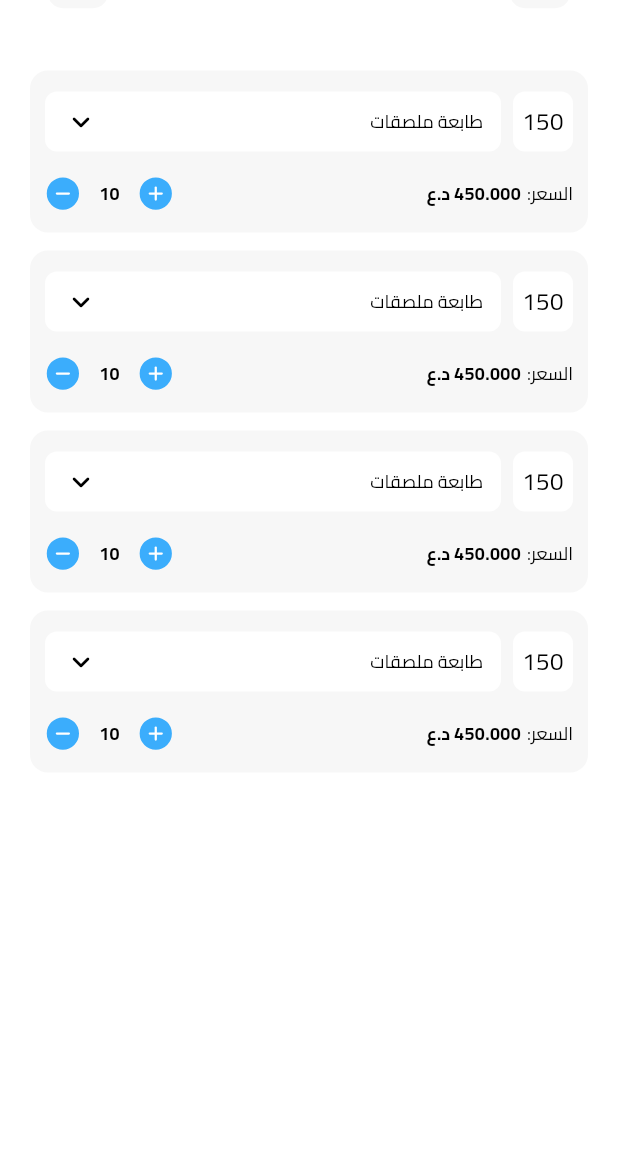
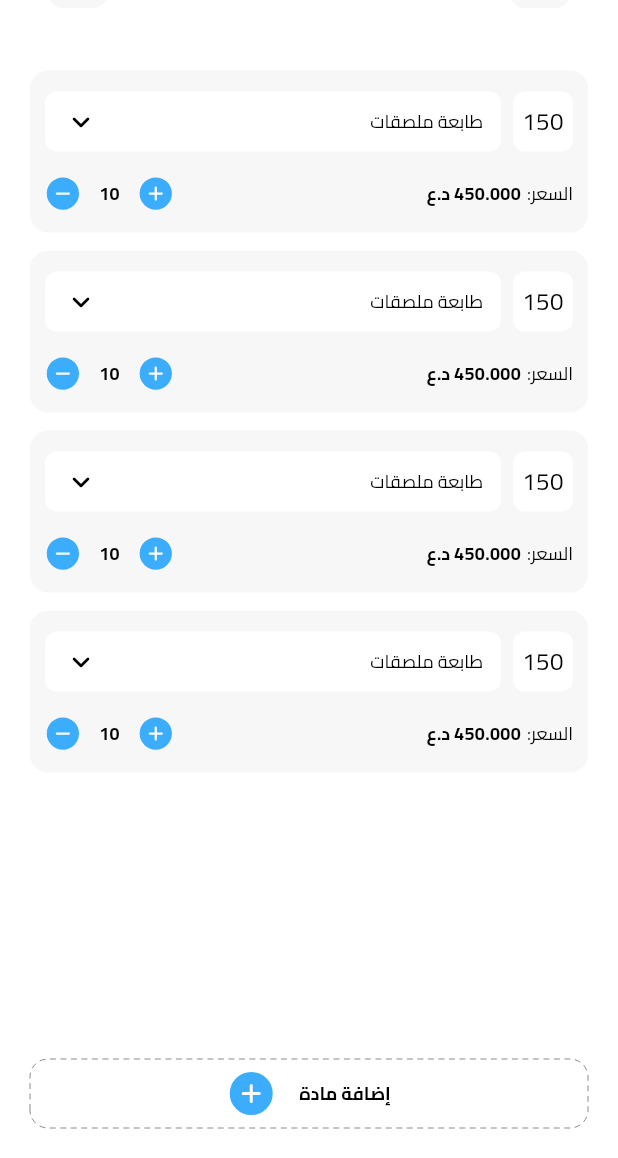
Before and after one commit to ibrahimresh/test_app, a Flutter app: the AddInvoiceItemsScreen screen opened by its route, on a phone screen of 412 x 824 dp, the part 78-1236 px from its top. Run offline on Flutter 3.47's test engine with Material 3 defaults, Android fonts, the phone set to English and light mode, and no system bars; drawn by our look-alikes of dotted_border, flutter_slidable; our stand-ins replace carousel_slider, dio, easy_localization, flutter_svg, get_it, shared_preferences and 1 more; missing offline and left inert: aligned_dialog; accounts and stored records are empty.

Commit message:
first commit

```diff
--- a/lib/features/add_invoice_items/view/add_invoice_items_screen.dart
+++ b/lib/features/add_invoice_items/view/add_invoice_items_screen.dart
@@ -1,4 +1,8 @@
+import 'package:dotted_border/dotted_border.dart';
 import 'package:flutter/material.dart';
+import 'package:flutter_svg/flutter_svg.dart';
+import 'package:flutter_test_app/core/constants/app_colors.dart';
+import 'package:flutter_test_app/core/constants/app_vectors.dart';
 import 'package:flutter_test_app/features/add_invoice_items/view/components/invoice_item_widget.dart';
 import 'package:flutter_test_app/features/shared/widgets/back_icon_widget.dart';
 import 'package:flutter_test_app/features/shared/widgets/notifications_icon_widget.dart';
@@ -22,10 +26,47 @@ class AddInvoiceItemsScreen extends StatelessWidget {
           ],
         ),
       ),
-      body: ListView.builder(
-        itemCount: 4,
-        padding: const EdgeInsets.only(top: 24),
-        itemBuilder: (context, index) => const InvoiceItemWidget(),
+      body: Column(
+        children: [
+          Expanded(
+            child: ListView.builder(
+              itemCount: 4,
+              padding: const EdgeInsets.only(top: 24),
+              itemBuilder: (context, index) => const InvoiceItemWidget(),
+            ),
+          ),
+          Padding(
+            padding: const EdgeInsets.all(20),
+            child: SizedBox(
+              width: double.infinity,
+              height: 46,
+              child: DottedBorder(
+                color: AppColors.greyColor,
+                radius: const Radius.circular(12),
+                borderType: BorderType.RRect,
+                strokeWidth: 0.5,
+                dashPattern: const [4,3],
+                child: Center(
+                  child: Row(
+                    mainAxisAlignment: MainAxisAlignment.center,
+                    children: [
+                      const Text(
+                        'إضافة مادة',
+                        style: TextStyle(
+                          fontSize: 12,
+                          fontWeight: FontWeight.w600,
+                          color: Colors.black,
+                        ),
+                      ),
+                      const SizedBox(width: 16),
+                      SvgPicture.asset(AppVectors.addCounter, width: 32, height: 32),
+                    ],
+                  ),
+                ),
+              ),
+            ),
+          ),
+        ],
       ),
     );
   }
--- a/pubspec.yaml
+++ b/pubspec.yaml
@@ -44,6 +44,7 @@ dependencies:
   smooth_page_indicator: ^1.2.1
   flutter_slidable: ^3.1.2
   aligned_dialog: ^0.0.7
+  dotted_border: ^2.1.0
 
 dev_dependencies:
   flutter_test:
```
Also changed, not shown: pubspec.lock.
